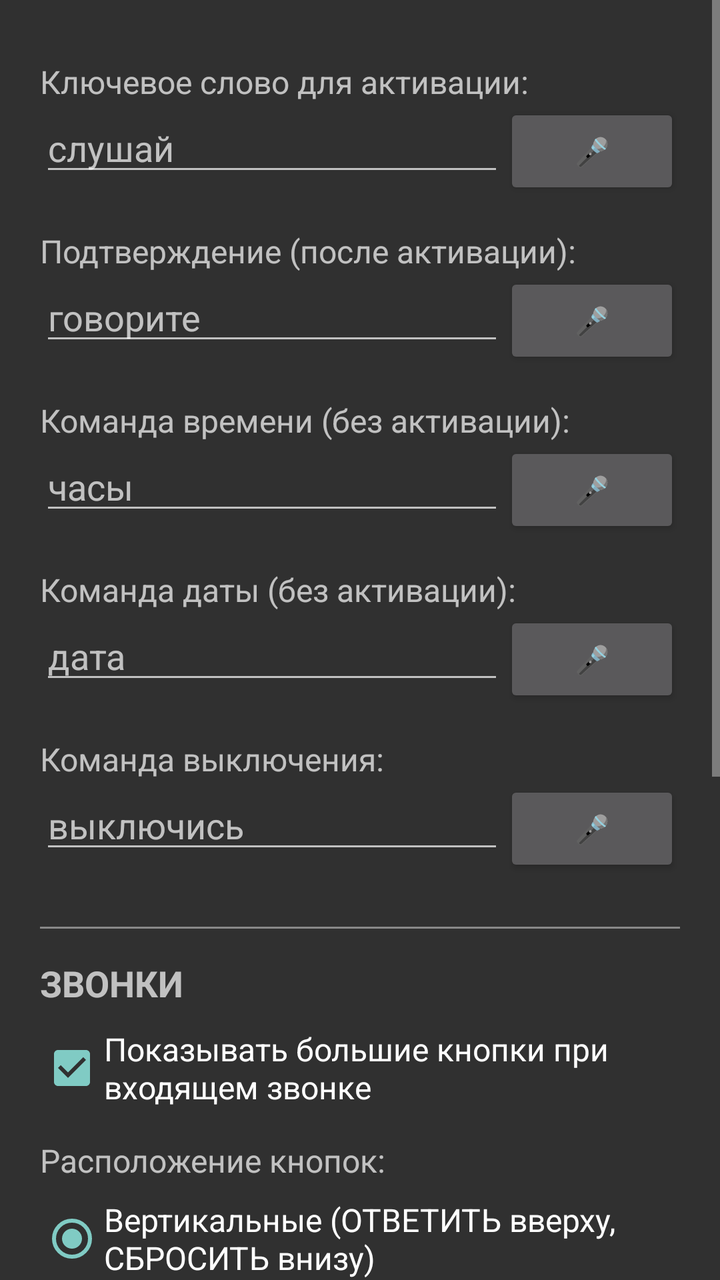
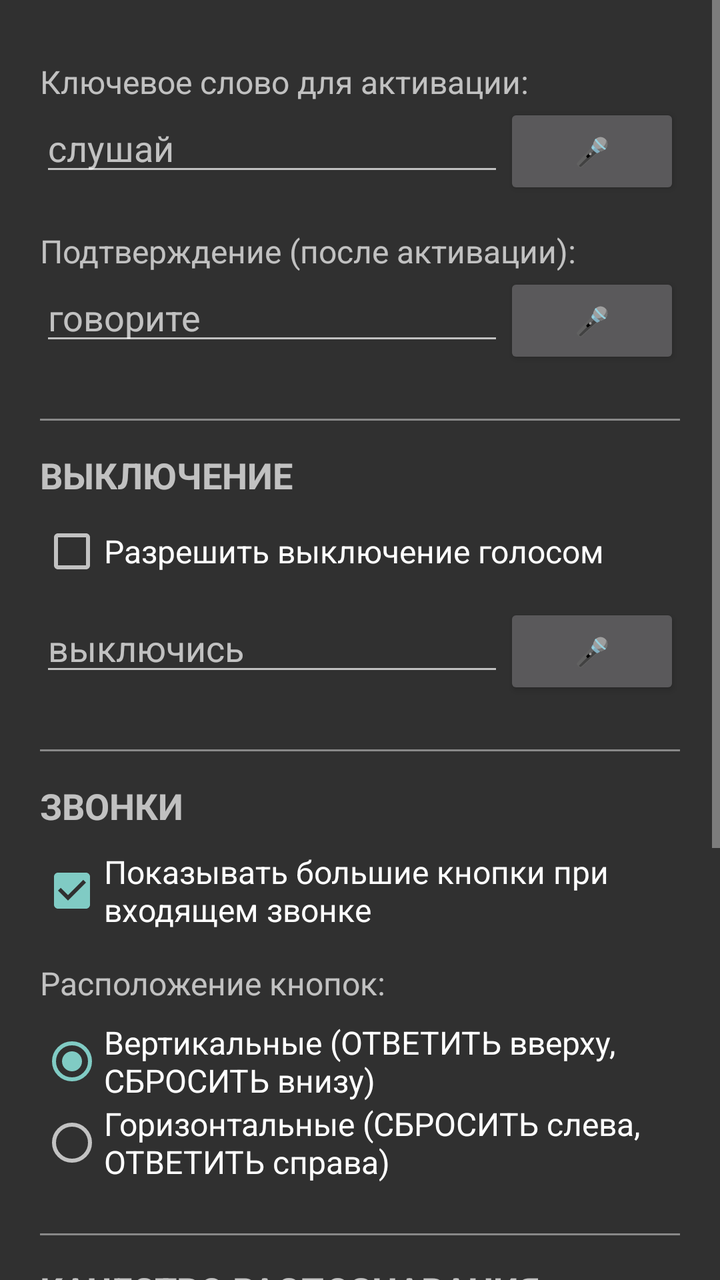

The first picture is an Android layout as it rendered before a commit; the second is the same layout after the commit. The layout source and the unified diff follow.
<!-- AndroidManifest.xml: application theme Theme.AppCompat.NoActionBar -->
<!-- res/layout/activity_settings.xml -->
<?xml version="1.0" encoding="utf-8"?>
<ScrollView xmlns:android="http://schemas.android.com/apk/res/android"
    android:layout_width="match_parent"
    android:layout_height="match_parent">

    <LinearLayout
        android:layout_width="match_parent"
        android:layout_height="wrap_content"
        android:orientation="vertical"
        android:padding="20dp">

        <TextView
            android:layout_width="match_parent"
            android:layout_height="wrap_content"
            android:text="Ключевое слово для активации:"
            android:textSize="16sp"
            android:paddingTop="10dp" />

        <LinearLayout
            android:layout_width="match_parent"
            android:layout_height="wrap_content"
            android:orientation="horizontal">

            <EditText
                android:id="@+id/editActivation"
                android:layout_width="0dp"
                android:layout_height="wrap_content"
                android:layout_weight="1"
                android:hint="слушай"
                android:textSize="18sp" />

            <Button
                android:id="@+id/btnRecordActivation"
                android:layout_width="wrap_content"
                android:layout_height="wrap_content"
                android:text="🎤" />
        </LinearLayout>

        <TextView
            android:layout_width="match_parent"
            android:layout_height="wrap_content"
            android:text="Подтверждение (после активации):"
            android:textSize="16sp"
            android:paddingTop="15dp" />

        <LinearLayout
            android:layout_width="match_parent"
            android:layout_height="wrap_content"
            android:orientation="horizontal">

            <EditText
                android:id="@+id/editConfirm"
                android:layout_width="0dp"
                android:layout_height="wrap_content"
                android:layout_weight="1"
                android:hint="говорите"
                android:textSize="18sp" />

            <Button
                android:id="@+id/btnRecordConfirm"
                android:layout_width="wrap_content"
                android:layout_height="wrap_content"
                android:text="🎤" />
        </LinearLayout>

        <TextView
            android:layout_width="match_parent"
            android:layout_height="wrap_content"
            android:text="Команда времени (без активации):"
            android:textSize="16sp"
            android:paddingTop="15dp" />

        <LinearLayout
            android:layout_width="match_parent"
            android:layout_height="wrap_content"
            android:orientation="horizontal">

            <EditText
                android:id="@+id/editTime"
                android:layout_width="0dp"
                android:layout_height="wrap_content"
                android:layout_weight="1"
                android:hint="часы"
                android:textSize="18sp" />

            <Button
                android:id="@+id/btnRecordTime"
                android:layout_width="wrap_content"
                android:layout_height="wrap_content"
                android:text="🎤" />
        </LinearLayout>

        <TextView
            android:layout_width="match_parent"
            android:layout_height="wrap_content"
            android:text="Команда даты (без активации):"
            android:textSize="16sp"
            android:paddingTop="15dp" />

        <LinearLayout
            android:layout_width="match_parent"
            android:layout_height="wrap_content"
            android:orientation="horizontal">

            <EditText
                android:id="@+id/editDate"
                android:layout_width="0dp"
                android:layout_height="wrap_content"
                android:layout_weight="1"
                android:hint="дата"
                android:textSize="18sp" />

            <Button
                android:id="@+id/btnRecordDate"
                android:layout_width="wrap_content"
                android:layout_height="wrap_content"
                android:text="🎤" />
        </LinearLayout>

        <TextView
            android:layout_width="match_parent"
            android:layout_height="wrap_content"
            android:text="Команда выключения:"
            android:textSize="16sp"
            android:paddingTop="15dp" />

        <LinearLayout
            android:layout_width="match_parent"
            android:layout_height="wrap_content"
            android:orientation="horizontal">

            <EditText
                android:id="@+id/editShutdown"
                android:layout_width="0dp"
                android:layout_height="wrap_content"
                android:layout_weight="1"
                android:hint="выключись"
                android:textSize="18sp" />

            <Button
                android:id="@+id/btnRecordShutdown"
                android:layout_width="wrap_content"
                android:layout_height="wrap_content"
                android:text="🎤" />
        </LinearLayout>

        
        <View
            android:layout_width="match_parent"
            android:layout_height="1dp"
            android:layout_marginTop="25dp"
            android:background="#888888" />

        <TextView
            android:layout_width="match_parent"
            android:layout_height="wrap_content"
            android:layout_marginTop="15dp"
            android:text="ЗВОНКИ"
            android:textSize="18sp"
            android:textStyle="bold" />

        <CheckBox
            android:id="@+id/checkShowCallButtons"
            android:layout_width="match_parent"
            android:layout_height="wrap_content"
            android:layout_marginTop="10dp"
            android:text="Показывать большие кнопки при входящем звонке"
            android:textSize="16sp"
            android:checked="true" />

        <TextView
            android:layout_width="match_parent"
            android:layout_height="wrap_content"
            android:layout_marginTop="15dp"
            android:text="Расположение кнопок:"
            android:textSize="16sp" />

        <RadioGroup
            android:id="@+id/radioLayout"
            android:layout_width="match_parent"
            android:layout_height="wrap_content"
            android:layout_marginTop="8dp"
            android:orientation="vertical">

            <RadioButton
                android:id="@+id/radioVertical"
                android:layout_width="match_parent"
                android:layout_height="wrap_content"
                android:text="Вертикальные (ОТВЕТИТЬ вверху, СБРОСИТЬ внизу)"
                android:textSize="16sp"
                android:checked="true" />

            <RadioButton
                android:id="@+id/radioHorizontal"
                android:layout_width="match_parent"
                android:layout_height="wrap_content"
                android:text="Горизонтальные (СБРОСИТЬ слева, ОТВЕТИТЬ справа)"
                android:textSize="16sp" />

        </RadioGroup>

        
        <View
            android:layout_width="match_parent"
            android:layout_height="1dp"
            android:layout_marginTop="25dp"
            android:background="#888888" />

        <TextView
            android:layout_width="match_parent"
            android:layout_height="wrap_content"
            android:layout_marginTop="15dp"
            android:text="КАЧЕСТВО РАСПОЗНАВАНИЯ"
            android:textSize="18sp"
            android:textStyle="bold" />

        <TextView
            android:id="@+id/modelStatusText"
            android:layout_width="match_parent"
            android:layout_height="wrap_content"
            android:layout_marginTop="10dp"
            android:text="Модель: стандартная (45 МБ)"
            android:textSize="16sp" />

        <Button
            android:id="@+id/btnDownloadLarge"
            android:layout_width="match_parent"
            android:layout_height="wrap_content"
            android:layout_marginTop="10dp"
            android:text="ИСПОЛЬЗОВАТЬ STREAMING-МОДЕЛЬ"
            android:textSize="16sp" />

        <TextView
            android:id="@+id/statusText"
            android:layout_width="match_parent"
            android:layout_height="wrap_content"
            android:layout_marginTop="20dp"
            android:text=""
            android:textSize="18sp"
            android:textStyle="bold"
            android:textColor="#0066CC" />

        <Button
            android:id="@+id/btnSave"
            android:layout_width="match_parent"
            android:layout_height="60dp"
            android:layout_marginTop="25dp"
            android:text="СОХРАНИТЬ"
            android:textSize="18sp" />

        <Button
            android:id="@+id/btnBack"
            android:layout_width="match_parent"
            android:layout_height="60dp"
            android:layout_marginTop="10dp"
            android:text="НАЗАД"
            android:textSize="18sp" />

    </LinearLayout>
</ScrollView>
<!-- resources referenced by this layout -->
<resources>

</resources>

<!-- the commit's change to res/layout/activity_settings.xml (unified diff, before → after) -->
@@ -63,71 +63,34 @@
                 android:text="🎤" />
         </LinearLayout>
 
-        <TextView
-            android:layout_width="match_parent"
-            android:layout_height="wrap_content"
-            android:text="Команда времени (без активации):"
-            android:textSize="16sp"
-            android:paddingTop="15dp" />
+        
+        <View
+            android:layout_width="match_parent"
+            android:layout_height="1dp"
+            android:layout_marginTop="25dp"
+            android:background="#888888" />
+
+        <TextView
+            android:layout_width="match_parent"
+            android:layout_height="wrap_content"
+            android:layout_marginTop="15dp"
+            android:text="ВЫКЛЮЧЕНИЕ"
+            android:textSize="18sp"
+            android:textStyle="bold" />
+
+        <CheckBox
+            android:id="@+id/checkShutdownEnabled"
+            android:layout_width="match_parent"
+            android:layout_height="wrap_content"
+            android:layout_marginTop="10dp"
+            android:text="Разрешить выключение голосом"
+            android:textSize="16sp" />
 
         <LinearLayout
             android:layout_width="match_parent"
             android:layout_height="wrap_content"
-            android:orientation="horizontal">
-
-            <EditText
-                android:id="@+id/editTime"
-                android:layout_width="0dp"
-                android:layout_height="wrap_content"
-                android:layout_weight="1"
-                android:hint="часы"
-                android:textSize="18sp" />
-
-            <Button
-                android:id="@+id/btnRecordTime"
-                android:layout_width="wrap_content"
-                android:layout_height="wrap_content"
-                android:text="🎤" />
-        </LinearLayout>
-
-        <TextView
-            android:layout_width="match_parent"
-            android:layout_height="wrap_content"
-            android:text="Команда даты (без активации):"
-            android:textSize="16sp"
-            android:paddingTop="15dp" />
-
-        <LinearLayout
-            android:layout_width="match_parent"
-            android:layout_height="wrap_content"
-            android:orientation="horizontal">
-
-            <EditText
-                android:id="@+id/editDate"
-                android:layout_width="0dp"
-                android:layout_height="wrap_content"
-                android:layout_weight="1"
-                android:hint="дата"
-                android:textSize="18sp" />
-
-            <Button
-                android:id="@+id/btnRecordDate"
-                android:layout_width="wrap_content"
-                android:layout_height="wrap_content"
-                android:text="🎤" />
-        </LinearLayout>
-
-        <TextView
-            android:layout_width="match_parent"
-            android:layout_height="wrap_content"
-            android:text="Команда выключения:"
-            android:textSize="16sp"
-            android:paddingTop="15dp" />
-
-        <LinearLayout
-            android:layout_width="match_parent"
-            android:layout_height="wrap_content"
-            android:orientation="horizontal">
+            android:orientation="horizontal"
+            android:layout_marginTop="10dp">
 
             <EditText
                 android:id="@+id/editShutdown"
